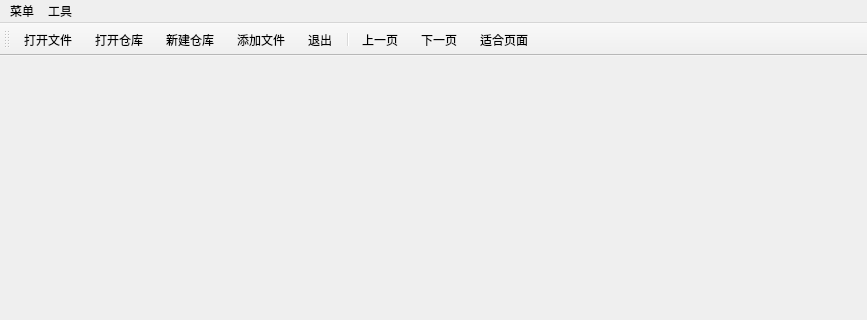
This is PDF/mainwindow.ui in Godones/QT-Application as Qt 5 draws it before an edit; both pictures show x 0 to 867 and y 0 to 320 of the 867 by 628 pixel window. The edited form follows.
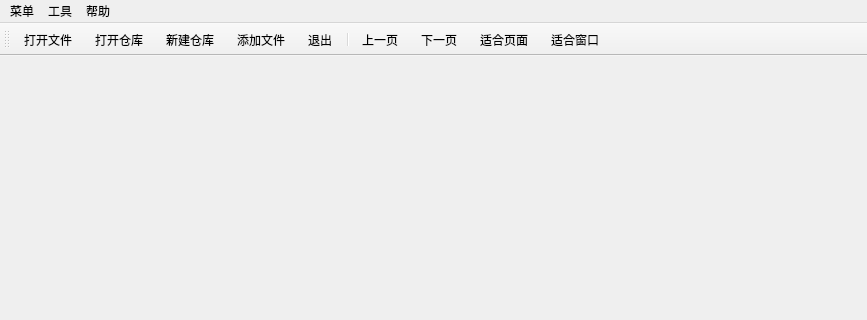
This is the edited form. Icons and pictures are not drawn.

The edit to the form file:
```diff
--- a/PDF/mainwindow.ui
+++ b/PDF/mainwindow.ui
@@ -53,10 +53,17 @@
     <property name="title">
      <string>工具</string>
     </property>
-    <addaction name="exitaction"/>
+    <addaction name="fitaction"/>
+    <addaction name="fitwindowsaction"/>
+   </widget>
+   <widget class="QMenu" name="menu_3">
+    <property name="title">
+     <string>帮助</string>
+    </property>
    </widget>
    <addaction name="menu"/>
    <addaction name="menu_2"/>
+   <addaction name="menu_3"/>
   </widget>
   <widget class="QToolBar" name="toolBar">
    <property name="font">
@@ -92,6 +99,7 @@
    <addaction name="prepageaction"/>
    <addaction name="nextpageaction"/>
    <addaction name="fitaction"/>
+   <addaction name="fitwindowsaction"/>
   </widget>
   <action name="openfileaction">
    <property name="icon">
@@ -195,6 +203,15 @@
     <string>适合页面</string>
    </property>
   </action>
+  <action name="fitwindowsaction">
+   <property name="icon">
+    <iconset resource="icons.qrc">
+     <normaloff>:/icons/icons/fitwindow.png</normaloff>:/icons/icons/fitwindow.png</iconset>
+   </property>
+   <property name="text">
+    <string>适合窗口</string>
+   </property>
+  </action>
  </widget>
  <resources>
   <include location="icons.qrc"/>
```
Left out of the diff: 3 changed lines with no effect on the pictures.
